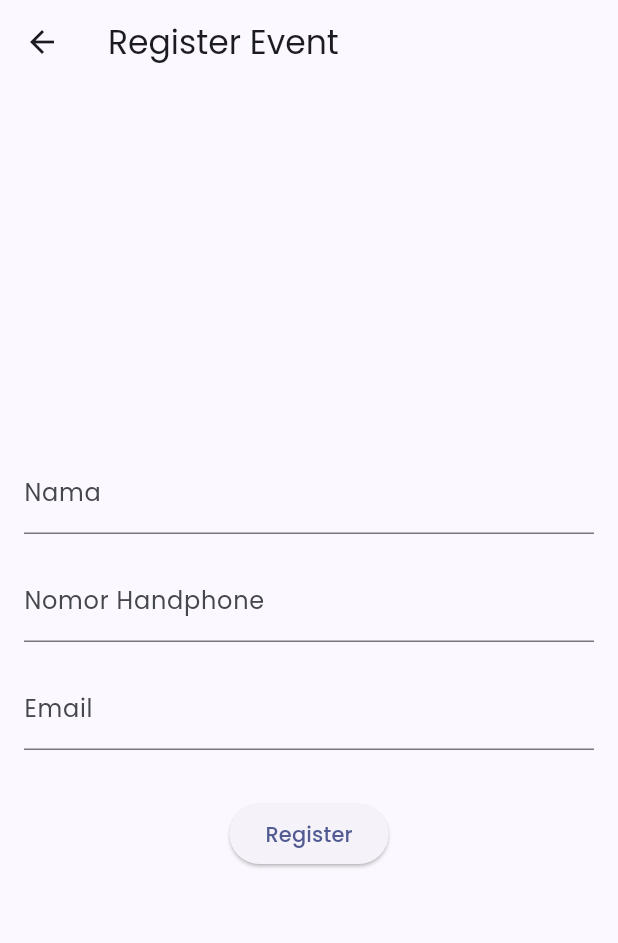
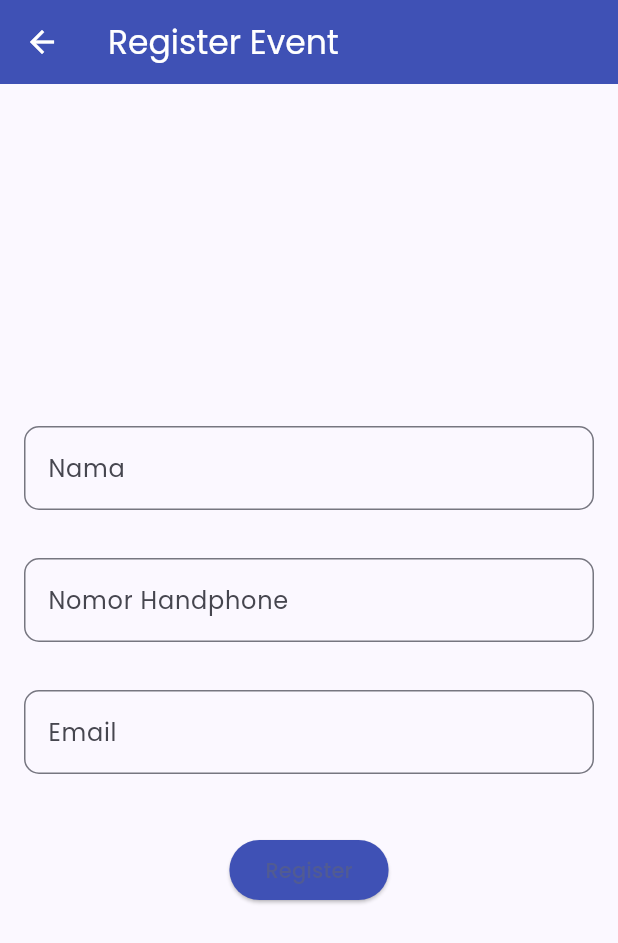
Before and after one commit to booka-id/booka-mobile, a Flutter app: the RegisterEventPage screen opened directly, on a phone screen of 412 x 824 dp. Shown: the top 943 px of the screen. Run offline on Flutter 3.47's test engine with Material 3 defaults, Android fonts, the phone set to English and light mode, and no system bars; our stand-ins replace basic_utils, flutter_rating_bar, flutter_typeahead, google_fonts, image_picker, shimmer; missing offline and left inert: pbp_django_auth; network calls fail.

Commit message:
add: ui and fix routing

```diff
--- a/lib/event/screens/register_event.dart
+++ b/lib/event/screens/register_event.dart
@@ -2,21 +2,25 @@ import 'package:flutter/material.dart';
 import 'package:booka_mobile/event/screens/list_event.dart';
 
 class RegisterEventPage extends StatefulWidget {
+  const RegisterEventPage({super.key});
+
   @override
   _RegisterEventPageState createState() => _RegisterEventPageState();
 }
 
 class _RegisterEventPageState extends State<RegisterEventPage> {
   final _formKey = GlobalKey<FormState>();
-  TextEditingController _nameController = TextEditingController();
-  TextEditingController _phoneController = TextEditingController();
-  TextEditingController _emailController = TextEditingController();
+  final TextEditingController _nameController = TextEditingController();
+  final TextEditingController _phoneController = TextEditingController();
+  final TextEditingController _emailController = TextEditingController();
 
   @override
   Widget build(BuildContext context) {
     return Scaffold(
       appBar: AppBar(
-        title: Text('Register Event'),
+        title: const Text('Register Event'),
+        backgroundColor: Colors.indigo,
+        foregroundColor: Colors.white,
       ),
       body: Padding(
         padding: const EdgeInsets.all(16.0),
@@ -25,9 +29,17 @@ class _RegisterEventPageState extends State<RegisterEventPage> {
           child: Column(
             mainAxisAlignment: MainAxisAlignment.center,
             children: [
-              TextFormField(
+              Padding(
+                padding: const EdgeInsets.symmetric(vertical: 8.0),
+                child: TextFormField(
                   controller: _nameController,
-                decoration: InputDecoration(labelText: 'Nama'),
+                  decoration: InputDecoration(
+                    labelText: 'Nama',
+                    border: OutlineInputBorder(
+                      borderRadius: BorderRadius.circular(10.0),
+                    ),
+                  ),
+                  style: TextStyle(fontFamily: 'Poppins'),
                   validator: (value) {
                     if (value == null || value.isEmpty) {
                       return 'Nama tidak boleh kosong';
@@ -35,11 +47,20 @@ class _RegisterEventPageState extends State<RegisterEventPage> {
                     return null;
                   },
                 ),
-              SizedBox(height: 16),
-              TextFormField(
+              ),
+              const SizedBox(height: 16),
+              Padding(
+                padding: const EdgeInsets.symmetric(vertical: 8.0),
+                child: TextFormField(
                   controller: _phoneController,
-                decoration: InputDecoration(labelText: 'Nomor Handphone'),
+                  decoration: InputDecoration(
+                    labelText: 'Nomor Handphone',
+                    border: OutlineInputBorder(
+                      borderRadius: BorderRadius.circular(10.0),
+                    ),
+                  ),
                   keyboardType: TextInputType.phone,
+                  style: TextStyle(fontFamily: 'Poppins'),
                   validator: (value) {
                     if (value == null || value.isEmpty) {
                       return 'Nomor Handphone tidak boleh kosong';
@@ -47,11 +68,20 @@ class _RegisterEventPageState extends State<RegisterEventPage> {
                     return null;
                   },
                 ),
-              SizedBox(height: 16),
-              TextFormField(
+              ),
+              const SizedBox(height: 16),
+              Padding(
+                padding: const EdgeInsets.symmetric(vertical: 8.0),
+                child: TextFormField(
                   controller: _emailController,
-                decoration: InputDecoration(labelText: 'Email'),
+                  decoration: InputDecoration(
+                    labelText: 'Email',
+                    border: OutlineInputBorder(
+                      borderRadius: BorderRadius.circular(10.0),
+                    ),
+                  ),
                   keyboardType: TextInputType.emailAddress,
+                  style: TextStyle(fontFamily: 'Poppins'),
                   validator: (value) {
                     if (value == null || value.isEmpty) {
                       return 'Email tidak boleh kosong';
@@ -61,14 +91,18 @@ class _RegisterEventPageState extends State<RegisterEventPage> {
                     return null;
                   },
                 ),
-              SizedBox(height: 32),
+              ),
+              const SizedBox(height: 32),
               ElevatedButton(
                 onPressed: () {
                   if (_formKey.currentState?.validate() ?? false) {
                     _showRegistrationSuccessDialog();
                   }
                 },
-                child: Text('Register'),
+                style: ButtonStyle(
+                  backgroundColor: MaterialStateProperty.all(Colors.indigo),
+                ),
+                child: const Text('Register'),
               ),
             ],
           ),
@@ -82,17 +116,18 @@ class _RegisterEventPageState extends State<RegisterEventPage> {
       context: context,
       builder: (BuildContext context) {
         return AlertDialog(
-          title: Text('Registrasi Berhasil'),
-          content: Text('Anda berhasil mendaftar ke Event. Sampai jumpa!'),
+          title: const Text('Registrasi Berhasil'),
+          content: const Text('Anda berhasil mendaftar ke Event. Sampai jumpa!'),
           actions: [
             TextButton(
               onPressed: () {
                 Navigator.of(context).pop();
                 Navigator.pushReplacement(
                   context,
-                MaterialPageRoute(builder: (context) => EventPage()),);
+                  MaterialPageRoute(builder: (context) => const EventPage()),
+                );
               },
-              child: Text('OK'),
+              child: const Text('OK'),
             ),
           ],
         );
```
Also changed, not shown: lib/event/screens/create_event_form.dart (+104 -83 lines), lib/event/screens/edit_event.dart (+37 -30 lines). Lines whose indentation alone changed are shown as unchanged.
